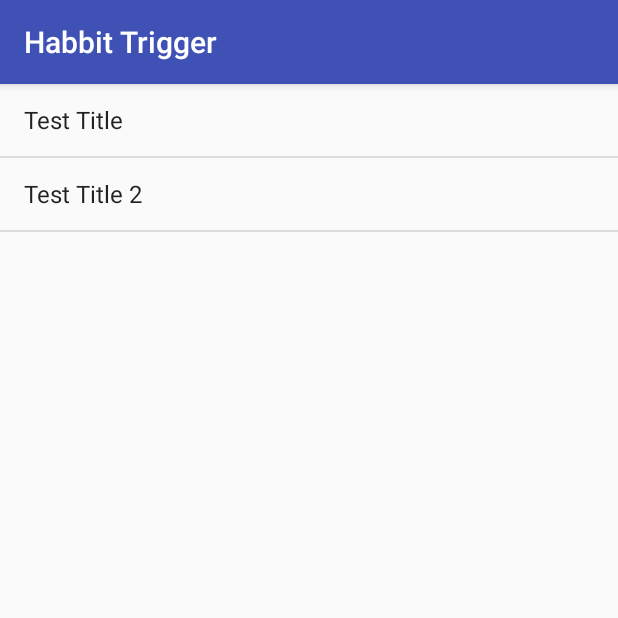
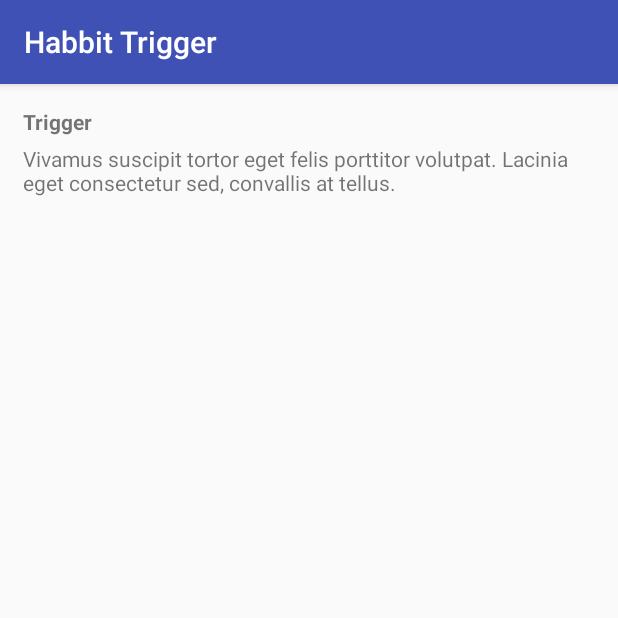
Before and after one commit to NERDYLIZARD/HabbitTrigger, an Android app: the screen it shows after launch (TriggerListActivity before the commit, TriggerDetailActivity after it), on a phone screen of 412 x 824 dp, the top half of it. Run offline under Robolectric (Android 15) with nearby library versions, the phone set to English and light mode, and no system bars.

Commit message:
TriggerDetail title input with DialogFragment

```diff
--- a/app/build.gradle
+++ b/app/build.gradle
@@ -24,6 +24,7 @@ dependencies {
     implementation fileTree(include: ['*.jar'], dir: 'libs')
     implementation 'com.android.support:appcompat-v7:27.0.2'
     implementation 'com.android.support.constraint:constraint-layout:1.0.2'
+    implementation 'com.android.support:support-v4:27.0.2'
     testImplementation 'junit:junit:4.12'
     androidTestImplementation 'com.android.support.test:runner:1.0.1'
     androidTestImplementation 'com.android.support.test.espresso:espresso-core:3.0.1'
--- a/app/src/main/java/com/example/hoppies/habbittrigger/Trigger.java
+++ b/app/src/main/java/com/example/hoppies/habbittrigger/Trigger.java
@@ -43,7 +43,7 @@ public class Trigger
 
 
   public static final Trigger[] triggers = {
-          new Trigger(0, "Test Title",
+          new Trigger(0, "Vivamus suscipit tortor eget felis porttitor volutpat. Lacinia eget consectetur sed, convallis at tellus.",
                   "Test Description",
                   new int[]{1, 3},
                   new String[]{"08:00", "09:00"}),
--- a/app/src/main/java/com/example/hoppies/habbittrigger/TriggerDetailActivity.java
+++ b/app/src/main/java/com/example/hoppies/habbittrigger/TriggerDetailActivity.java
@@ -15,7 +15,10 @@ public class TriggerDetailActivity extends AppCompatActivity
     setContentView(R.layout.activity_trigger_detail);
 
     TriggerDetailFragment triggerDetailFragment = (TriggerDetailFragment) getSupportFragmentManager().findFragmentById(R.id.fragment_trigger_detail);
-    long triggerId = (long) getIntent().getExtras().get(EXTRA_TRIGGER_ID);
+//    long triggerId = (long) getIntent().getExtras().get(EXTRA_TRIGGER_ID);
+
+    // test TriggerDetailFragment
+    long triggerId = 0;
     triggerDetailFragment.setTriggerId(triggerId);
   }
 }
--- a/app/src/main/java/com/example/hoppies/habbittrigger/TriggerDetailFragment.java
+++ b/app/src/main/java/com/example/hoppies/habbittrigger/TriggerDetailFragment.java
@@ -14,6 +14,7 @@ import android.widget.TextView;
  * Trigger's detail fragment
  */
 public class TriggerDetailFragment extends Fragment
+        implements TextInputDialogFragment.TextInputDialogListener
 {
   private long triggerId;
 
@@ -25,11 +26,27 @@ public class TriggerDetailFragment extends Fragment
 
 
   @Override
-  public View onCreateView(@NonNull LayoutInflater  inflater, ViewGroup container,
+  public View onCreateView(@NonNull LayoutInflater inflater, ViewGroup container,
                            Bundle savedInstanceState)
   {
     // Inflate the layout for this fragment
-    return inflater.inflate(R.layout.fragment_trigger_detail, container, false);
+    View view = inflater.inflate(R.layout.fragment_trigger_detail, container, false);
+
+    final TextView triggerTitle = view.findViewById(R.id.trigger_title);
+    triggerTitle.setOnClickListener(new View.OnClickListener()
+    {
+      @Override
+      public void onClick(View view)
+      {
+        // open text input dialog
+        TextInputDialogFragment textInputDialogFragment = TextInputDialogFragment.newInstance(
+                String.valueOf(triggerTitle.getText()),
+                R.string.hint_trigger_title);
+        textInputDialogFragment.show(TriggerDetailFragment.this.getChildFragmentManager(), "text_input_dialog");
+      }
+    });
+
+    return view;
   }
 
 
@@ -57,4 +74,18 @@ public class TriggerDetailFragment extends Fragment
   {
     triggerId = id;
   }
+
+
+  @Override
+  public void onTextInputDialogOk(String title)
+  {
+    TextView triggerTitle = getView().findViewById(R.id.trigger_title);
+    triggerTitle.setText(title);
+  }
+
+
+  @Override
+  public void onTextInputDialogCancel()
+  {
+  }
 }
--- a/app/src/main/java/com/example/hoppies/habbittrigger/TriggerManager.java
+++ b/app/src/main/java/com/example/hoppies/habbittrigger/TriggerManager.java
@@ -45,7 +45,7 @@ public class TriggerManager
     int beginningTimeInSecs = getTimeInSecs(beginningTime);
     int endingTimeInSecs = getTimeInSecs(endingTime);
     int intervalInSecs = getTimeInSecs(interval);
-    int segments = ((endingTimeInSecs - beginningTimeInSecs) / intervalInSecs) + 1;
+    int segments = (Math.abs(endingTimeInSecs - beginningTimeInSecs) / intervalInSecs) + 1;
 
     // obtain time of each segment
     String[] times = new String[segments];
--- a/app/src/main/res/layout/fragment_trigger_detail.xml
+++ b/app/src/main/res/layout/fragment_trigger_detail.xml
@@ -4,10 +4,35 @@
   android:layout_height="match_parent"
   tools:context="com.example.hoppies.habbittrigger.TriggerDetailFragment">
 
-  <TextView
-    android:id="@+id/trigger_title"
+  <ScrollView
     android:layout_width="match_parent"
-    android:layout_height="match_parent"
-    android:text="" />
+    android:layout_height="match_parent">
+
+    <LinearLayout
+      android:layout_width="match_parent"
+      android:layout_height="wrap_content"
+      android:orientation="vertical"
+      android:padding="15dp">
+
+      <TextView
+        android:id="@+id/textView"
+        android:layout_width="match_parent"
+        android:layout_height="wrap_content"
+        android:layout_marginBottom="5dp"
+        android:labelFor="@+id/trigger_title"
+        android:text="@string/trigger"
+        android:textStyle="bold" />
+
+      <TextView
+        android:id="@+id/trigger_title"
+        android:layout_width="match_parent"
+        android:layout_height="wrap_content"
+        android:ems="20"
+        android:text="" />
+
+    </LinearLayout>
+
+  </ScrollView>
+
 
 </FrameLayout>
--- a/app/src/main/res/values/strings.xml
+++ b/app/src/main/res/values/strings.xml
@@ -1,3 +1,18 @@
 <resources>
   <string name="app_name">Habbit Trigger</string>
+
+  <string name="trigger">Trigger</string>
+
+  <!--form-->
+  <!--<string name="title">Title</string>-->
+  <string name="repeat">Repeat</string>
+
+  <!--buttons-->
+  <string name="ok">OK</string>
+  <string name="cancel">Cancel</string>
+  <string name="set">Set</string>
+
+  <!--hints-->
+  <string name="hint_trigger_title">Get off the desk</string>
+
 </resources>
```
Also changed, not shown: app/src/main/AndroidManifest.xml (+6 -4 lines), app/src/main/java/com/example/hoppies/habbittrigger/TextInputDialogFragment.java (added, +115 -0 lines), app/src/main/res/layout/dialog_text_input.xml (added, +22 -0 lines).
